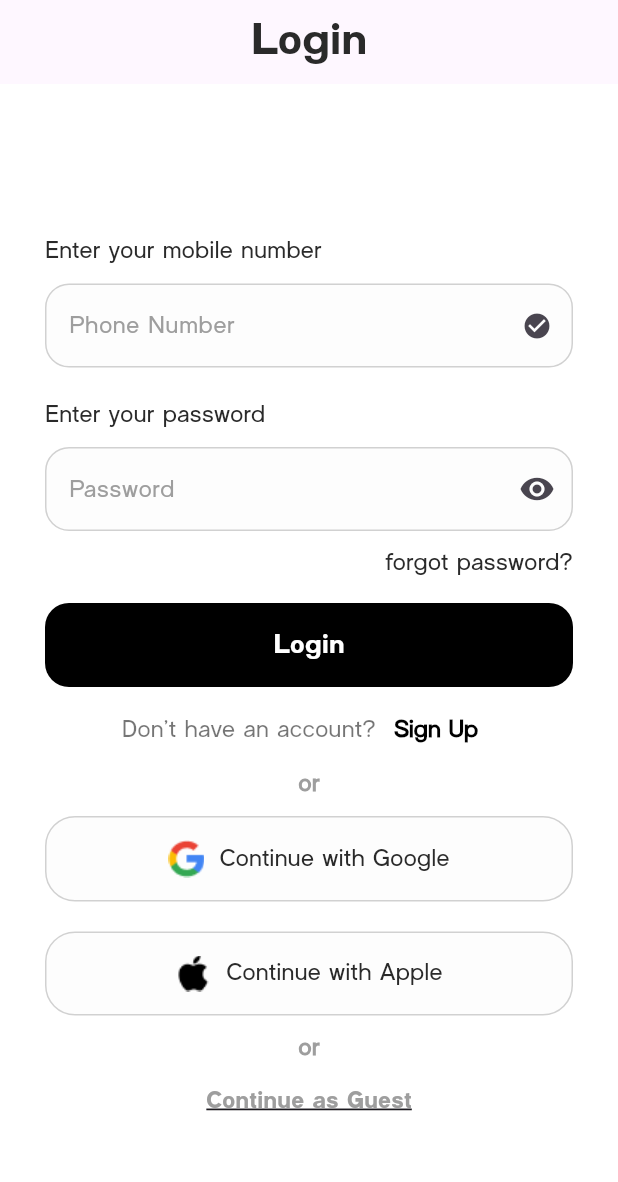
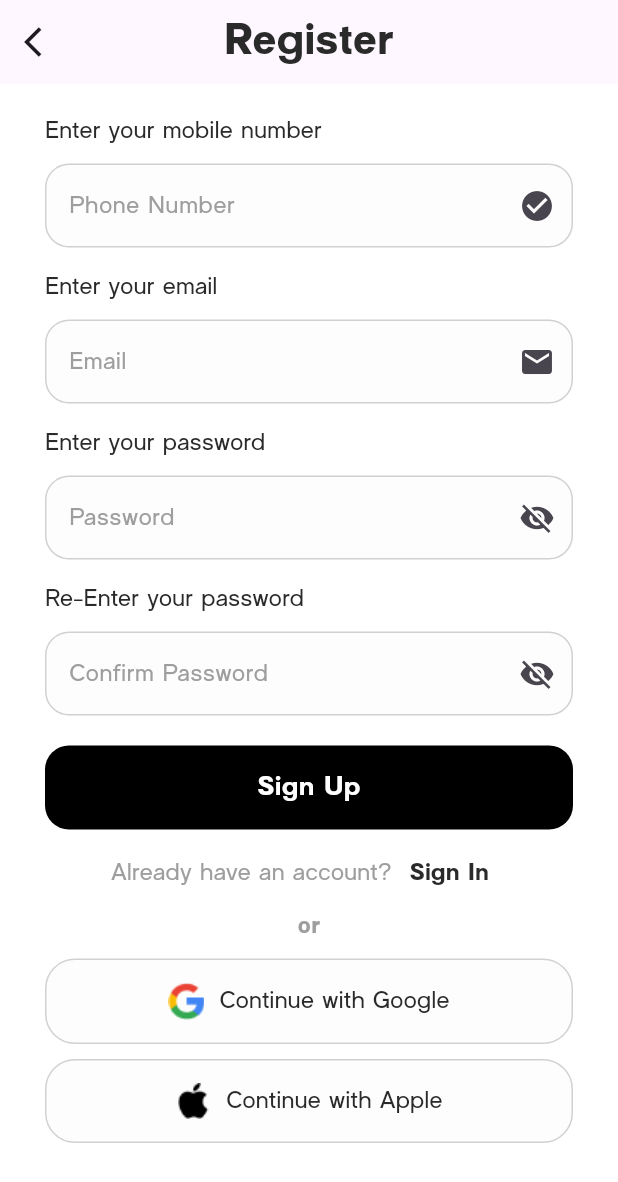
Before and after one commit to asadeee-web/auth-ui, a Flutter app: the screen it shows after launch, after a tap on "Sign Up", on a phone screen of 412 x 824 dp. Shown: the top 1182 px of the screen. Run offline on Flutter 3.47's test engine with Material 3 defaults, Android fonts, the phone set to English and light mode, and no system bars; our stand-ins replace get.

Commit message:
signup screen complete

```diff
--- a/lib/core/constants/strings.dart
+++ b/lib/core/constants/strings.dart
@@ -1,5 +1,6 @@
 String forgot_image = "assets/images/forgot_image.png";
 String verify_image = "assets/images/verify_image.png";
+String assets = "assets/images/";
 
 String hamon_bold = "Hamon_Bold";
 String hamon_light = "Hamon_Light";
--- a/lib/ui/custom_widgets/custom_textfeild.dart
+++ b/lib/ui/custom_widgets/custom_textfeild.dart
@@ -18,6 +18,8 @@ class CustomTextFeild extends StatelessWidget {
     return Padding(
       padding: const EdgeInsets.symmetric(vertical: 10),
       child: TextFormField(
+        obscureText: obsecure ?? false,
+        obscuringCharacter: "*",
         decoration: InputDecoration(
           fillColor: Color(0xffFDFDFD),
           filled: true,
--- a/lib/ui/screens/auth/login_screen.dart
+++ b/lib/ui/screens/auth/login_screen.dart
@@ -1,11 +1,12 @@
 import 'package:flutter/material.dart';
-import 'package:intl_phone_field/intl_phone_field.dart';
+import 'package:get/get.dart';
 import 'package:login_page_ui/core/constants/colors.dart';
-import 'package:login_page_ui/core/constants/strings.dart';
+
 import 'package:login_page_ui/core/constants/styles.dart';
 import 'package:login_page_ui/ui/custom_widgets/custom_account_container.dart';
 import 'package:login_page_ui/ui/custom_widgets/custom_button.dart';
 import 'package:login_page_ui/ui/custom_widgets/custom_textfeild.dart';
+import 'package:login_page_ui/ui/screens/auth/signup_screen.dart';
 
 class LoginScreen extends StatelessWidget {
   const LoginScreen({super.key});
@@ -46,6 +47,7 @@ class LoginScreen extends StatelessWidget {
                 style: subtext,
               ),
               CustomTextFeild(
+                obsecure: true,
                 hintText: "Password",
                 suffex: Icon(Icons.remove_red_eye),
               ),
@@ -71,7 +73,10 @@ class LoginScreen extends StatelessWidget {
                     style: subtext.copyWith(color: Colors.black54),
                   ),
                   TextButton(
-                      onPressed: () {},
+                      onPressed: () {
+                        Navigator.of(context).push(MaterialPageRoute(
+                            builder: (context) => SignUpScreen()));
+                      },
                       child: Text(
                         "Sign Up",
                         style: subtext.copyWith(
--- /dev/null
+++ b/lib/ui/screens/auth/signup_screen.dart
@@ -0,0 +1,131 @@
+import 'package:flutter/material.dart';
+import 'package:login_page_ui/core/constants/colors.dart';
+import 'package:login_page_ui/core/constants/strings.dart';
+import 'package:login_page_ui/core/constants/styles.dart';
+import 'package:login_page_ui/ui/custom_widgets/custom_account_container.dart';
+import 'package:login_page_ui/ui/custom_widgets/custom_button.dart';
+import 'package:login_page_ui/ui/custom_widgets/custom_textfeild.dart';
+import 'package:login_page_ui/ui/screens/auth/login_screen.dart';
+
+class SignUpScreen extends StatelessWidget {
+  const SignUpScreen({super.key});
+
+  @override
+  Widget build(BuildContext context) {
+    return Scaffold(
+      backgroundColor: backround_color,
+      appBar: AppBar(
+        title: Text(
+          "Register",
+          style: headingtext.copyWith(fontSize: 30),
+        ),
+        centerTitle: true,
+        leading: Icon(Icons.arrow_back_ios),
+      ),
+      body: SingleChildScrollView(
+        child: Padding(
+          padding: const EdgeInsets.symmetric(horizontal: 30),
+          child: Column(
+            crossAxisAlignment: CrossAxisAlignment.start,
+            //mainAxisAlignment: MainAxisAlignment.start,
+            children: [
+              SizedBox(
+                height: 20,
+              ),
+              Text(
+                "Enter your mobile number",
+                style: subtext,
+              ),
+              CustomTextFeild(
+                hintText: "Phone Number",
+                suffex: Icon(Icons.check_circle),
+              ),
+              SizedBox(
+                height: 5,
+              ),
+              Text(
+                "Enter your email",
+                style: subtext,
+              ),
+              CustomTextFeild(
+                hintText: "Email",
+                suffex: Icon(Icons.email),
+              ),
+              SizedBox(
+                height: 5,
+              ),
+              Text(
+                "Enter your password",
+                style: subtext,
+              ),
+              CustomTextFeild(
+                hintText: "Password",
+                suffex: Icon(Icons.visibility_off),
+                obsecure: true,
+              ),
+              SizedBox(
+                height: 5,
+              ),
+              Text(
+                "Re-Enter your password",
+                style: subtext,
+              ),
+              CustomTextFeild(
+                hintText: "Confirm Password",
+                suffex: Icon(
+                  Icons.visibility_off,
+                ),
+                obsecure: true,
+              ),
+              SizedBox(
+                height: 10,
+              ),
+              CustomButton(text: "Sign Up"),
+              SizedBox(
+                height: 5,
+              ),
+              Row(
+                crossAxisAlignment: CrossAxisAlignment.center,
+                mainAxisAlignment: MainAxisAlignment.center,
+                children: [
+                  Text(
+                    "Already have an account?",
+                    style: subtext.copyWith(color: Colors.grey),
+                  ),
+                  TextButton(
+                      onPressed: () {
+                        Navigator.of(context).push(MaterialPageRoute(
+                            builder: (context) => LoginScreen()));
+                      },
+                      child: Text(
+                        "Sign In",
+                        style: headingtext.copyWith(fontSize: 16),
+                      )),
+                ],
+              ),
+              Align(
+                alignment: Alignment.center,
+                child: Text(
+                  "or",
+                  style: headingtext.copyWith(color: Colors.grey, fontSize: 16),
+                ),
+              ),
+              SizedBox(
+                height: 10,
+              ),
+              CustomContainer(
+                  text: "Continue with Google",
+                  icon: "assets/images/google_icon.png"),
+              SizedBox(
+                height: 10,
+              ),
+              CustomContainer(
+                  text: "Continue with Apple",
+                  icon: "assets/images/apple_icon.png")
+            ],
+          ),
+        ),
+      ),
+    );
+  }
+}
--- a/pubspec.yaml
+++ b/pubspec.yaml
@@ -36,6 +36,8 @@ dependencies:
   # Use with the CupertinoIcons class for iOS style icons.
   cupertino_icons: ^1.0.2
   intl_phone_field: ^3.2.0
+  get: ^4.6.6
+  flutter_screenutil: ^5.9.0
 
 
 dev_dependencies:
```
Also changed, not shown: pubspec.lock.
